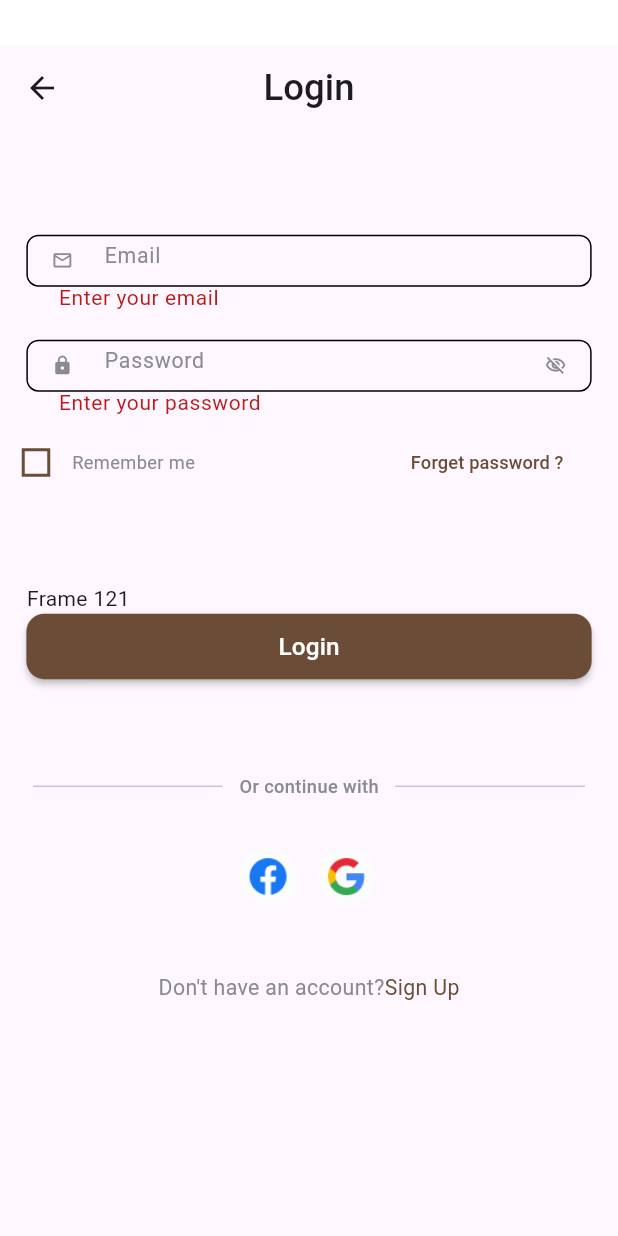
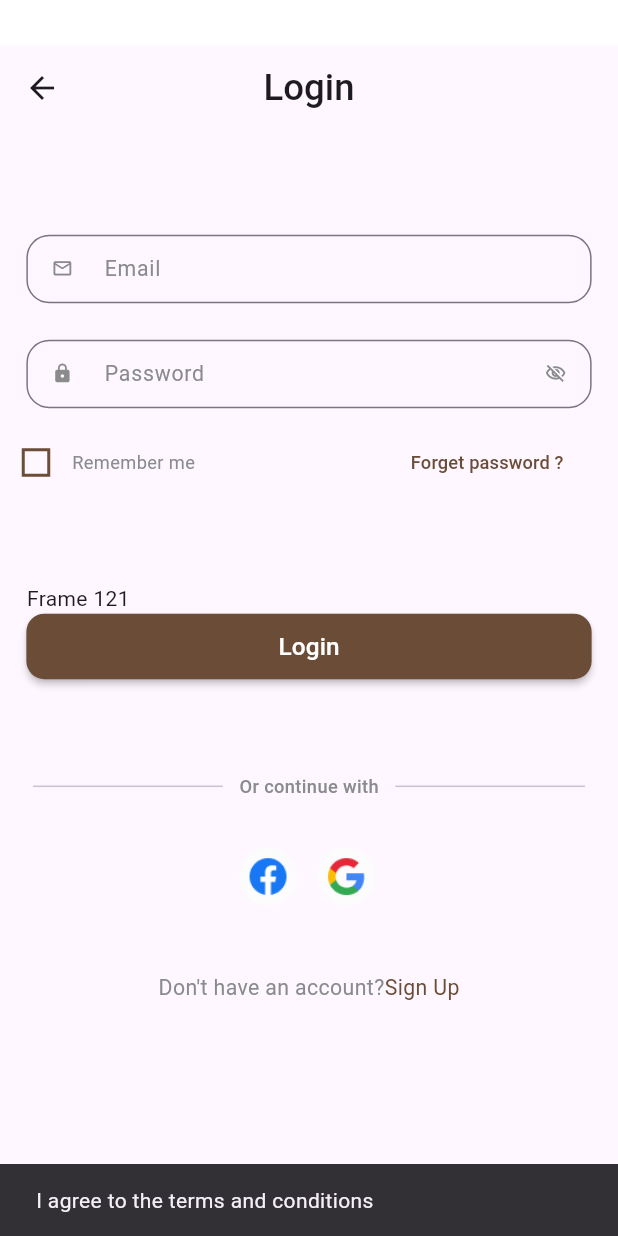
Before and after one commit to MrMohamedRashad/MyPhone, a Flutter app: the Login screen opened directly, after a tap on "Login", on a phone screen of 412 x 824 dp. Run offline on Flutter 3.47's test engine with Material 3 defaults, Android fonts, the phone set to English and light mode, and no system bars; our stand-ins replace bloc, dio, flutter_bloc, flutter_screenutil, smooth_page_indicator; network calls fail.

Commit message:
update_checkbox

```diff
--- a/lib/Feature/Home_screan/ui/login.dart
+++ b/lib/Feature/Home_screan/ui/login.dart
@@ -156,6 +156,7 @@ class _LoginState extends State<Login> {
                             status = val!;
                           });
                         },
+
                         shape: BeveledRectangleBorder(
                           borderRadius: BorderRadiusGeometry.circular(-1.r),
                         ),
@@ -203,6 +204,16 @@ class _LoginState extends State<Login> {
                       ),
                       color: Color(0xff6B4C36),
                       onPressed: () {
+                        if (!status) {
+                          ScaffoldMessenger.of(context).showSnackBar(
+                            SnackBar(
+                              content: Text(
+                                'I agree to the terms and conditions',
+                              ),
+                            ),
+                          );
+                          return;
+                        }
                         if (formState.currentState!.validate()) {
                           Navigator.of(context).push(
                             MaterialPageRoute(
```
